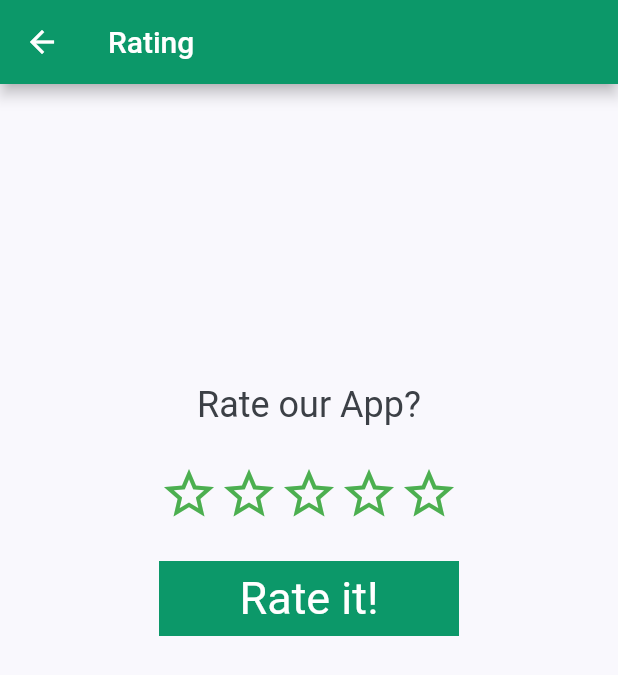
After one commit to MaryyamSalah/Mplant, a Flutter app: the screen it shows after launch, in the side drawer, after a tap on "Rating", on a phone screen of 412 x 824 dp. The commit adds this screen. Shown: the top 675 px of the screen. Run offline on Flutter 3.47's test engine with Material 2 defaults, Android fonts, the phone set to English and light mode, and no system bars; drawn by our look-alikes of flutter_rating_bar; our stand-ins replace flutter_image_slideshow, grouped_list, image_picker, settings_ui, share; missing offline and left inert: comment_box, image_preview; network calls fail.

Commit message:
Rating_Page

```diff
--- a/lib/main.dart
+++ b/lib/main.dart
@@ -1,4 +1,5 @@
 import 'package:flutter/material.dart';
+import 'package:mplant/screens/Rating.dart';
 import 'package:mplant/screens/constant.dart';
 import 'package:mplant/screens/home_screen.dart';
 import 'package:mplant/screens/menu.dart';
@@ -43,6 +44,7 @@ class MyApp extends StatelessWidget {
     '/feedback': (context) => const FeedBack(),
     '/share': (context) =>  ShareApp(),
     '/setting': (context) =>  SettingsOnePage(),
+    '/rating': (context) =>  RatingPage(),
   },
 
     );
--- /dev/null
+++ b/lib/screens/Rating.dart
@@ -0,0 +1,72 @@
+import 'package:flutter/material.dart';
+import 'package:flutter_rating_bar/flutter_rating_bar.dart';
+import 'package:mplant/screens/constant.dart';
+
+
+class RatingPage extends StatefulWidget {
+  const RatingPage({Key? key}) : super(key: key);
+
+  @override
+  _RatingPageState createState() => _RatingPageState();
+}
+
+class _RatingPageState extends State<RatingPage> {
+  double? _ratingValue;
+
+  @override
+  Widget build(BuildContext context) {
+    return Scaffold(
+        appBar: AppBar(
+          backgroundColor: kPrimaryColor,
+          title: const Text('Rating'),
+        ),
+        body: Padding(
+          padding: const EdgeInsets.only(top:200),
+          child: Center(
+            child: Column(
+              children: [
+                const Text(
+                  'Rate our App?',
+                  style: TextStyle(fontSize: 24),
+                ),
+                const SizedBox(height: 25),
+                // implement the rating bar
+                RatingBar(
+                    initialRating: 0,
+                    direction: Axis.horizontal,
+                    allowHalfRating: true,
+                    itemCount: 5,
+                    ratingWidget: RatingWidget(
+                        full: const Icon(Icons.star, color: Colors.green),
+                        half: const Icon(
+                          Icons.star_half,
+                          color: Colors.green,
+                        ),
+                        empty: const Icon(
+                          Icons.star_outline,
+                          color: Colors.green,
+                        )),
+                    onRatingUpdate: (value) {
+                      setState(() {
+                        _ratingValue = value;
+                      });
+                    }),
+                const SizedBox(height: 25),
+                // Display the rate in number
+                Container(
+                  width: 200,
+                  height: 50,
+                  decoration: const BoxDecoration(
+                      color: Color(0xFF0C9869), shape: BoxShape.rectangle),
+                  alignment: Alignment.center,
+                  child: Text(
+                    _ratingValue != null ? _ratingValue.toString() : 'Rate it!',
+                    style: const TextStyle(color: Colors.white, fontSize: 30),
+                  ),
+                )
+              ],
+            ),
+          ),
+        ));
+  }
+}
--- a/lib/screens/menu.dart
+++ b/lib/screens/menu.dart
@@ -54,6 +54,12 @@ class NavDrawer extends StatelessWidget {
             title: Text('Feedback'),
             onTap: () => {Navigator.pushNamed(context,'/feedback' ),},
           ),
+
+          ListTile(
+            leading: Icon(Icons.star_border,color: Colors.green,),
+            title: Text('Rating'),
+            onTap: () => {Navigator.pushNamed(context,'/rating' ),},
+          ),
           ListTile(
             leading: Icon(Icons.exit_to_app,color: Colors.green,),
             title: Text('Logout'),
--- a/pubspec.yaml
+++ b/pubspec.yaml
@@ -41,6 +41,7 @@ dependencies:
   image_picker: ^0.8.4+9
   image_preview: ^1.0.1
   settings_ui: ^2.0.2
+  flutter_rating_bar: ^4.0.0
 
 dev_dependencies:
   flutter_test:
```
Also changed, not shown: pubspec.lock.
